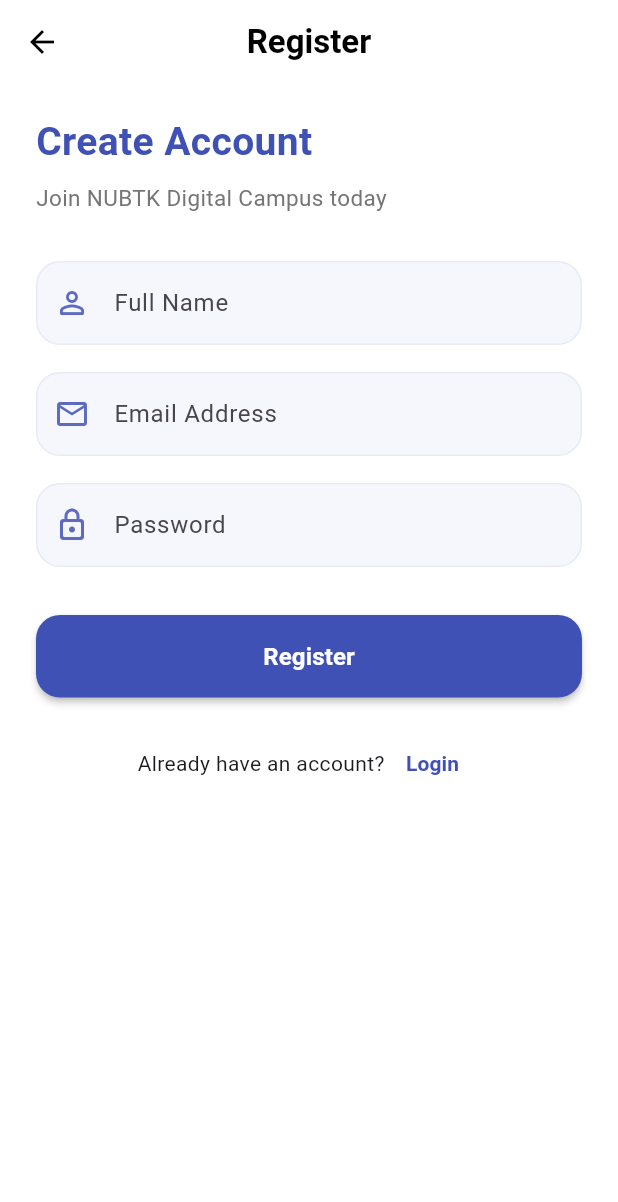
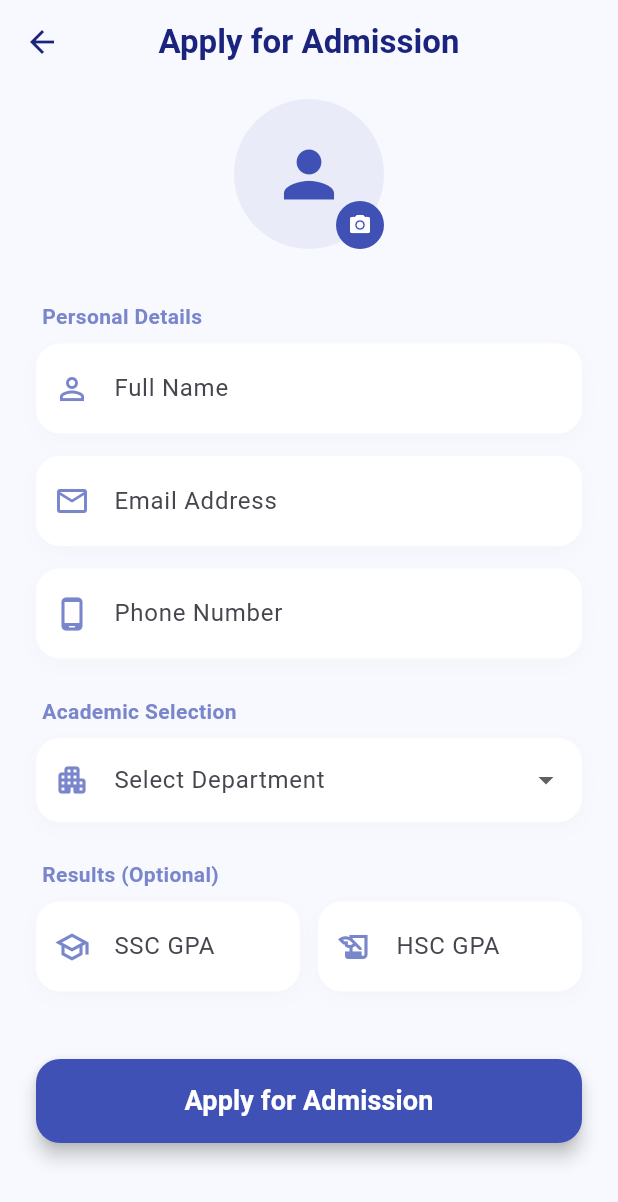
Before and after one commit to bashirnubtk/nubtk_pilot, a Flutter app: the RegisterScreen screen opened directly, on a phone screen of 412 x 824 dp. Shown: the top 1202 px of the screen. Run offline on Flutter 3.47's test engine with Material 3 defaults, Android fonts, the phone set to English and light mode, and no system bars.

Commit message:
added student model, admission logic and data service simulation

```diff
--- a/lib/core/constants/app_strings.dart
+++ b/lib/core/constants/app_strings.dart
@@ -1,90 +1,37 @@
 class AppStrings {
-  // Splash Screen
+  // Splash & Language
   static const splashUniversityName = {
     'en': 'Northern University of\nBusiness & Technology Khulna',
     'bn': 'নর্দান ইউনিভার্সিটি বিজনেস ও টেকনোলজি খুলনা',
   };
+  static const splashAppName = {'en': 'NUBTK PILOT', 'bn': 'NUBTK পাইলট'};
+  static const selectLanguage = {'en': 'Select Language', 'bn': 'ভাষা নির্বাচন করুন'};
+  static const bangla = {'en': 'Bangla', 'bn': 'বাংলা'};
+  static const english = {'en': 'English', 'bn': 'ইংরেজি'};
 
-  static const splashAppName = {
-    'en': 'NUBTK PILOT',
-    'bn': 'NUBTK পাইলট',
+  // Auth & Form Fields
+  static const login = {'en': 'Login', 'bn': 'লগইন'};
+  static const register = {'en': 'Apply for Admission', 'bn': 'ভর্তির আবেদন'};
+  static const name = {'en': 'Full Name', 'bn': 'পূর্ণ নাম'};
+  static const email = {'en': 'Email Address', 'bn': 'ইমেইল ঠিকানা'};
+  static const phone = {'en': 'Phone Number', 'bn': 'ফোন নম্বর'};
+  static const alreadyHaveAccount = {'en': 'Already have an account?', 'bn': 'আপনার কি অ্যাকাউন্ট আছে?'};
+
+  // Success Dialog & Action
+  static const regSuccess = {
+    'en': 'Application Submitted',
+    'bn': 'আবেদন জমা দেওয়া হয়েছে',
   };
-
-  // Language Selection
-  static const selectLanguage = {
-    'en': 'Select Language',
-    'bn': 'ভাষা নির্বাচন করুন',
+  static const checkGmail = {
+    'en': 'Your application is received. Please check Gmail after admin approval for your Digital ID.',
+    'bn': 'আপনার আবেদনটি গ্রহণ করা হয়েছে। অ্যাডমিন অনুমোদনের পর ডিজিটাল আইডির জন্য জিমেইল চেক করুন।',
   };
-
-  static const bangla = {
-    'en': 'Bangla',
-    'bn': 'বাংলা',
-  };
-
-  static const english = {
-    'en': 'English',
-    'bn': 'ইংরেজি',
-  };
-
-  // Auth & Form Fields (নতুন যোগ করা হয়েছে - তোমার ফরম্যাটে)
-  static const login = {
-    'en': 'Login',
-    'bn': 'লগইন',
-  };
-
-  static const register = {
-    'en': 'Register',
-    'bn': 'রেজিস্টার',
-  };
-
-  static const name = {
-    'en': 'Full Name',
-    'bn': 'পূর্ণ নাম',
-  };
-
-  static const email = {
-    'en': 'Email Address',
-    'bn': 'ইমেইল ঠিকানা',
-  };
-
-  static const password = {
-    'en': 'Password',
-    'bn': 'পাসওয়ার্ড',
-  };
-
-  static const alreadyHaveAccount = {
-    'en': 'Already have an account?',
-    'bn': 'আপনার কি আগে থেকে অ্যাকাউন্ট আছে?',
-  };
+  static const close = {'en': 'Close', 'bn': 'বন্ধ করুন'};
 
   // Home Screen
-  static const latestNotices = {
-    'en': 'Latest Notices',
-    'bn': 'সর্বশেষ নোটিশ',
-  };
-
-  static const quickLinks = {
-    'en': 'Quick Links',
-    'bn': 'দ্রুত লিঙ্ক',
-  };
-
-  static const universityWebsite = {
-    'en': 'University Website',
-    'bn': 'ভার্সিটির ওয়েবসাইট',
-  };
-
-  static const resultPortal = {
-    'en': 'Result Portal',
-    'bn': 'রেজাল্ট পোর্টাল',
-  };
-
-  static const onlineAdmission = {
-    'en': 'Online Admission',
-    'bn': 'অনলাইন ভর্তি',
-  };
-
-  static const askAIBot = {
-    'en': '🤖 Ask AI Bot (Guest)',
-    'bn': '🤖 এআই বট জিজ্ঞাসা করুন (অতিথি)',
-  };
+  static const latestNotices = {'en': 'Latest Notices', 'bn': 'সর্বশেষ নোটিশ'};
+  static const quickLinks = {'en': 'Quick Links', 'bn': 'দ্রুত লিঙ্ক'};
+  static const universityWebsite = {'en': 'University Website', 'bn': 'ভার্সিটির ওয়েবসাইট'};
+  static const resultPortal = {'en': 'Result Portal', 'bn': 'রেজাল্ট পোর্টাল'};
+  static const askAIBot = {'en': '🤖 Ask AI Bot (Guest)', 'bn': '🤖 এআই বট জিজ্ঞাসা করুন'};
 }
--- a/lib/features/auth/register_screen.dart
+++ b/lib/features/auth/register_screen.dart
@@ -1,7 +1,7 @@
 import 'package:flutter/material.dart';
 import 'package:provider/provider.dart';
+import '../../core/constants/app_strings.dart';
 import '../home/language/language_provider.dart';
-import '../../core/constants/app_strings.dart';
 import '../home/home_screen.dart';
 
 class RegisterScreen extends StatefulWidget {
@@ -13,112 +13,129 @@
 
 class _RegisterScreenState extends State<RegisterScreen> {
   final _formKey = GlobalKey<FormState>();
-  final TextEditingController _nameController = TextEditingController();
-  final TextEditingController _emailController = TextEditingController();
-  final TextEditingController _passwordController = TextEditingController();
+  final _nameController = TextEditingController();
+  final _emailController = TextEditingController();
+  final _phoneController = TextEditingController();
+  final _sscController = TextEditingController();
+  final _hscController = TextEditingController();
 
-  void _submit() {
+  String? _selectedDepartment;
+  final List<String> _departments = [
+    'Computer Science & Engineering',
+    'Business Administration',
+    'English',
+    'Law',
+    'EEE',
+  ];
+
+  void _submit(String lang) {
     if (_formKey.currentState!.validate()) {
-      ScaffoldMessenger.of(context).showSnackBar(
-        const SnackBar(content: Text('Registration Successful')),
-      );
-
+      showDialog(
+        context: context,
+        barrierDismissible: false,
+        builder: (_) => AlertDialog(
+          shape: RoundedRectangleBorder(borderRadius: BorderRadius.circular(24)),
+          content: Column(
+            mainAxisSize: MainAxisSize.min,
+            children: [
+              const Icon(Icons.check_circle_rounded, color: Colors.green, size: 70),
+              const SizedBox(height: 20),
+              Text(
+                AppStrings.regSuccess[lang]!,
+                style: const TextStyle(fontWeight: FontWeight.bold, fontSize: 18),
+                textAlign: TextAlign.center,
+              ),
+              const SizedBox(height: 12),
+              Text(
+                AppStrings.checkGmail[lang]!,
+                textAlign: TextAlign.center,
+                style: TextStyle(color: Colors.grey.shade600),
+              ),
+              const SizedBox(height: 24),
+              SizedBox(
+                width: double.infinity,
+                child: ElevatedButton(
+                  onPressed: () {
+                    Navigator.pop(context);
                     Navigator.pushReplacement(
                       context,
                       MaterialPageRoute(builder: (_) => const HomeScreen()),
+                    );
+                  },
+                  style: ElevatedButton.styleFrom(
+                    backgroundColor: Colors.indigo,
+                    padding: const EdgeInsets.symmetric(vertical: 14),
+                    shape: RoundedRectangleBorder(borderRadius: BorderRadius.circular(12)),
+                  ),
+                  child: Text(AppStrings.close[lang]!, style: const TextStyle(color: Colors.white)),
+                ),
+              ),
+            ],
+          ),
+        ),
       );
     }
   }
 
   @override
   Widget build(BuildContext context) {
-    final languageCode = Provider.of<LanguageProvider>(context).languageCode;
+    final lang = context.watch<LanguageProvider>().languageCode;
 
     return Scaffold(
-      backgroundColor: Colors.white,
+      backgroundColor: const Color(0xFFF8F9FE),
       appBar: AppBar(
-        title: Text(AppStrings.register[languageCode]!,
-          style: const TextStyle(fontWeight: FontWeight.bold)),
+        title: Text(AppStrings.register[lang]!, style: const TextStyle(fontWeight: FontWeight.bold)),
         centerTitle: true,
+        backgroundColor: Colors.transparent,
         elevation: 0,
-        backgroundColor: Colors.white,
-        foregroundColor: Colors.black,
+        foregroundColor: Colors.indigo.shade900,
       ),
       body: SafeArea(
         child: SingleChildScrollView(
-          padding: const EdgeInsets.symmetric(horizontal: 24, vertical: 20),
+          padding: const EdgeInsets.symmetric(horizontal: 24, vertical: 10),
           child: Form(
             key: _formKey,
             child: Column(
               crossAxisAlignment: CrossAxisAlignment.start,
               children: [
-                const Text("Create Account",
-                  style: TextStyle(fontSize: 26, fontWeight: FontWeight.bold, color: Colors.indigo)),
-                const SizedBox(height: 8),
-                Text("Join NUBTK Digital Campus today",
-                  style: TextStyle(color: Colors.grey.shade600, fontSize: 15)),
-                const SizedBox(height: 32),
+                _buildPhotoPlaceholder(),
+                const SizedBox(height: 25),
 
-                // Name Field
-                _buildTextField(
-                  controller: _nameController,
-                  label: AppStrings.name[languageCode]!,
-                  icon: Icons.person_outline_rounded,
-                  validator: (val) => val!.isEmpty ? 'Please enter your name' : null,
+                _buildLabel("Personal Details"),
+                _inputField(_nameController, AppStrings.name[lang]!, Icons.person_outline),
+                _inputField(_emailController, AppStrings.email[lang]!, Icons.email_outlined, keyboard: TextInputType.emailAddress),
+                _inputField(_phoneController, AppStrings.phone[lang]!, Icons.phone_android_outlined, keyboard: TextInputType.phone),
+
+                _buildLabel("Academic Selection"),
+                _buildDropdown(),
+
+                _buildLabel("Results (Optional)"),
+                Row(
+                  children: [
+                    Expanded(child: _inputField(_sscController, 'SSC GPA', Icons.school_outlined, keyboard: TextInputType.number)),
+                    const SizedBox(width: 12),
+                    Expanded(child: _inputField(_hscController, 'HSC GPA', Icons.history_edu_outlined, keyboard: TextInputType.number)),
+                  ],
                 ),
-                const SizedBox(height: 18),
 
-                // Email Field
-                _buildTextField(
-                  controller: _emailController,
-                  label: AppStrings.email[languageCode]!,
-                  icon: Icons.email_outlined,
-                  keyboardType: TextInputType.emailAddress,
-                  validator: (val) => !val!.contains('@') ? 'Enter a valid email' : null,
-                ),
-                const SizedBox(height: 18),
-
-                // Password Field
-                _buildTextField(
-                  controller: _passwordController,
-                  label: AppStrings.password[languageCode]!,
-                  icon: Icons.lock_outline_rounded,
-                  isPassword: true,
-                  validator: (val) => val!.length < 6 ? 'Password too short' : null,
-                ),
-                const SizedBox(height: 32),
-
-                // Register Button
+                const SizedBox(height: 30),
                 SizedBox(
                   width: double.infinity,
-                  height: 55,
+                  height: 56,
                   child: ElevatedButton(
-                    onPressed: _submit,
+                    onPressed: () => _submit(lang),
                     style: ElevatedButton.styleFrom(
                       backgroundColor: Colors.indigo,
-                      foregroundColor: Colors.white,
                       shape: RoundedRectangleBorder(borderRadius: BorderRadius.circular(16)),
-                      elevation: 2,
+                      elevation: 5,
                     ),
-                    child: Text(AppStrings.register[languageCode]!,
-                      style: const TextStyle(fontSize: 16, fontWeight: FontWeight.bold)),
+                    child: Text(
+                      AppStrings.register[lang]!,
+                      style: const TextStyle(fontSize: 18, fontWeight: FontWeight.bold, color: Colors.white),
                     ),
                   ),
-
+                ),
                 const SizedBox(height: 20),
-
-                // Already have account? Login
-                Row(
-                  mainAxisAlignment: MainAxisAlignment.center,
-                  children: [
-                    Text(AppStrings.alreadyHaveAccount[languageCode]!),
-                    TextButton(
-                      onPressed: () => Navigator.pop(context),
-                      child: Text(AppStrings.login[languageCode]!,
-                        style: const TextStyle(fontWeight: FontWeight.bold, color: Colors.indigo)),
-                    ),
-                  ],
-                ),
               ],
             ),
           ),
@@ -127,37 +144,81 @@
     );
   }
 
-  Widget _buildTextField({
-    required TextEditingController controller,
-    required String label,
-    required IconData icon,
-    bool isPassword = false,
-    TextInputType? keyboardType,
-    String? Function(String?)? validator,
-  }) {
-    return TextFormField(
+  Widget _buildPhotoPlaceholder() {
+    return Center(
+      child: Stack(
+        children: [
+          Container(
+            height: 100,
+            width: 100,
+            decoration: BoxDecoration(
+              color: Colors.indigo.withAlpha(20),
+              shape: BoxShape.circle, // ফিক্সড: BoxCircle এর বদলে BoxShape.circle
+            ),
+            child: const Icon(Icons.person, color: Colors.indigo, size: 50),
+          ),
+          Positioned(
+            bottom: 0,
+            right: 0,
+            child: CircleAvatar(
+              radius: 16,
+              backgroundColor: Colors.indigo,
+              child: const Icon(Icons.camera_alt, color: Colors.white, size: 16),
+            ),
+          ),
+        ],
+      ),
+    );
+  }
+
+  Widget _buildLabel(String text) {
+    return Padding(
+      padding: const EdgeInsets.only(left: 4, bottom: 8, top: 10),
+      child: Text(text, style: TextStyle(fontSize: 14, fontWeight: FontWeight.bold, color: Colors.indigo.shade300)),
+    );
+  }
+
+  Widget _inputField(TextEditingController controller, String label, IconData icon, {TextInputType? keyboard}) {
+    return Container(
+      margin: const EdgeInsets.only(bottom: 15),
+      decoration: BoxDecoration(
+        color: Colors.white,
+        borderRadius: BorderRadius.circular(16),
+        boxShadow: [BoxShadow(color: Colors.black.withAlpha(5), blurRadius: 10, offset: const Offset(0, 4))],
+      ),
+      child: TextFormField(
         controller: controller,
-      obscureText: isPassword,
-      keyboardType: keyboardType,
+        keyboardType: keyboard,
+        validator: (v) => (label.contains('GPA') == false && (v == null || v.isEmpty)) ? 'Required' : null,
         decoration: InputDecoration(
           labelText: label,
-        prefixIcon: Icon(icon, color: Colors.indigo.shade400),
-        filled: true,
-        fillColor: Colors.indigo.withAlpha(12), // modern soft background
-        border: OutlineInputBorder(
-          borderRadius: BorderRadius.circular(16),
-          borderSide: BorderSide.none,
-        ),
-        enabledBorder: OutlineInputBorder(
-          borderRadius: BorderRadius.circular(16),
-          borderSide: BorderSide(color: Colors.indigo.withAlpha(20)),
-        ),
-        focusedBorder: OutlineInputBorder(
-          borderRadius: BorderRadius.circular(16),
-          borderSide: const BorderSide(color: Colors.indigo, width: 1.5),
+          prefixIcon: Icon(icon, color: Colors.indigo.shade300),
+          border: OutlineInputBorder(borderRadius: BorderRadius.circular(16), borderSide: BorderSide.none),
+          contentPadding: const EdgeInsets.symmetric(vertical: 18),
         ),
       ),
-      validator: validator,
+    );
+  }
+
+  Widget _buildDropdown() {
+    return Container(
+      margin: const EdgeInsets.only(bottom: 15),
+      decoration: BoxDecoration(
+        color: Colors.white,
+        borderRadius: BorderRadius.circular(16),
+        boxShadow: [BoxShadow(color: Colors.black.withAlpha(5), blurRadius: 10, offset: const Offset(0, 4))],
+      ),
+      child: DropdownButtonFormField<String>(
+        value: _selectedDepartment,
+        decoration: InputDecoration(
+          labelText: 'Select Department',
+          prefixIcon: Icon(Icons.apartment_rounded, color: Colors.indigo.shade300),
+          border: OutlineInputBorder(borderRadius: BorderRadius.circular(16), borderSide: BorderSide.none),
+        ),
+        items: _departments.map((d) => DropdownMenuItem(value: d, child: Text(d, style: const TextStyle(fontSize: 14)))).toList(),
+        onChanged: (v) => setState(() => _selectedDepartment = v),
+        validator: (v) => v == null ? 'Required' : null,
+      ),
     );
   }
 }
```
Also changed, not shown: lib/features/student/data_service.dart (added, +65 -0 lines), lib/features/student/student_model.dart (added, +68 -0 lines), 3 other files. Lines whose indentation alone changed are shown as unchanged.
